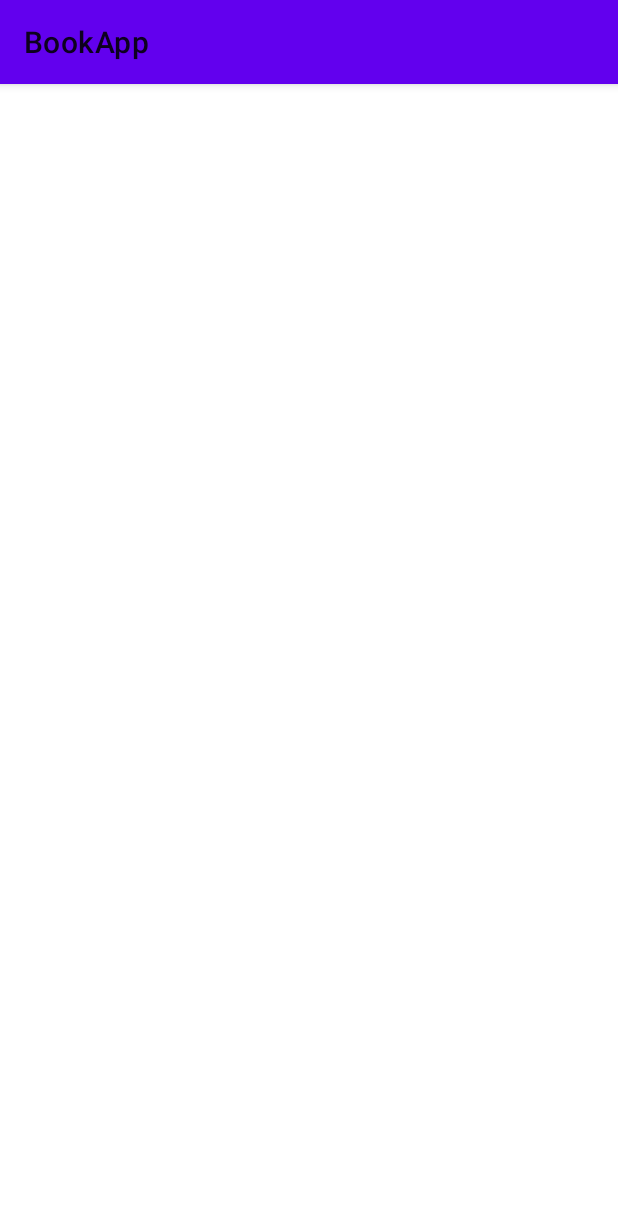
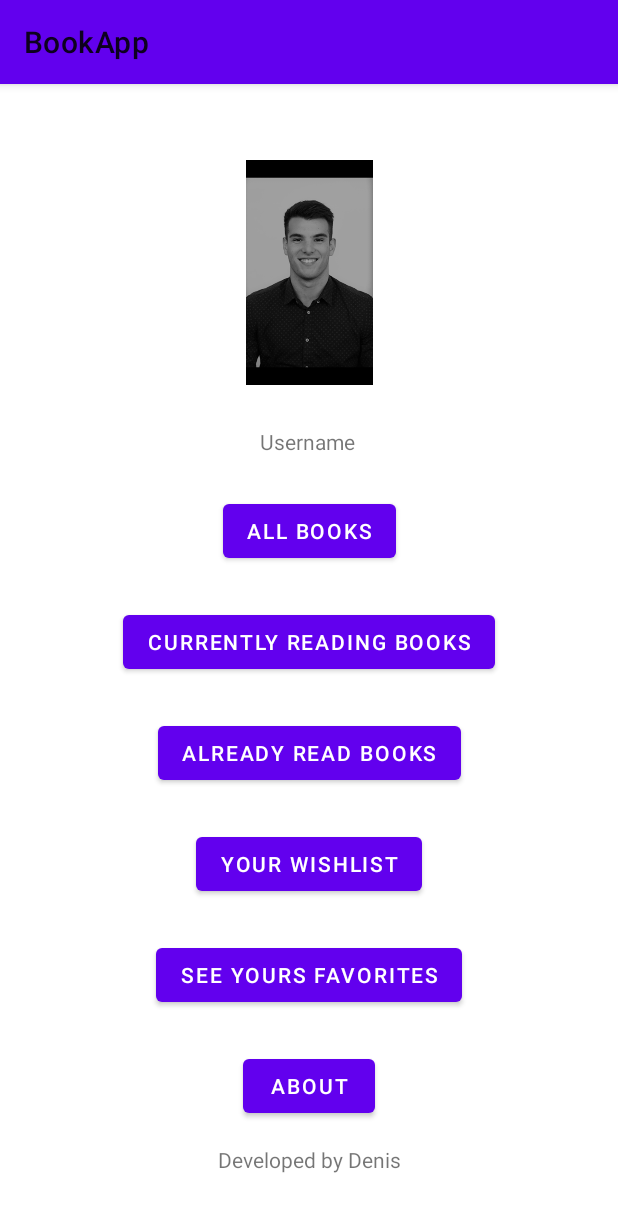
Before and after one commit to Denis-Tojaga/BookApp, an Android app: the screen it shows after launch (MainActivity), on a phone screen of 412 x 824 dp. Shown: the top 1212 px of the screen. Run offline under Robolectric (Android 15) with nearby library versions, the phone set to English and light mode, and no system bars.

Commit message:
First activity design

```diff
--- a/app/build.gradle
+++ b/app/build.gradle
@@ -4,7 +4,7 @@ plugins {
 
 android {
     compileSdkVersion 30
-    buildToolsVersion "31.0.0"
+    buildToolsVersion "30.0.0"
 
     defaultConfig {
         applicationId "com.example.bookapp"
--- a/app/src/main/res/layout/activity_main.xml
+++ b/app/src/main/res/layout/activity_main.xml
@@ -6,22 +6,73 @@
     android:layout_height="match_parent"
     tools:context=".MainActivity">
 
+    <Button
+        android:id="@+id/btnCurrentlyReading"
+        android:layout_width="wrap_content"
+        android:layout_height="wrap_content"
+        android:text="@string/btn_currently_reading_books"
+        app:layout_constraintBottom_toTopOf="@+id/btnAlreadyRead"
+        app:layout_constraintEnd_toEndOf="parent"
+        app:layout_constraintHorizontal_bias="0.5"
+        app:layout_constraintStart_toStartOf="@+id/guideline2"
+        app:layout_constraintTop_toBottomOf="@+id/btnAllBooks" />
+
+    <Button
+        android:id="@+id/btnAlreadyRead"
+        android:layout_width="wrap_content"
+        android:layout_height="wrap_content"
+        android:text="@string/btn_already_read_books"
+        app:layout_constraintBottom_toTopOf="@+id/btnYourWishlist"
+        app:layout_constraintEnd_toEndOf="parent"
+        app:layout_constraintStart_toStartOf="@+id/guideline2"
+        app:layout_constraintTop_toBottomOf="@+id/btnCurrentlyReading" />
+
+    <Button
+        android:id="@+id/btnYourWishlist"
+        android:layout_width="wrap_content"
+        android:layout_height="wrap_content"
+        android:text="@string/btn_your_wishes"
+        app:layout_constraintBottom_toTopOf="@+id/btnSeeFavorites"
+        app:layout_constraintEnd_toEndOf="parent"
+        app:layout_constraintStart_toStartOf="@+id/guideline2"
+        app:layout_constraintTop_toBottomOf="@+id/btnAlreadyRead" />
+
+    <Button
+        android:id="@+id/btnSeeFavorites"
+        android:layout_width="wrap_content"
+        android:layout_height="wrap_content"
+        android:text="@string/btn_see_your_favorites"
+        app:layout_constraintBottom_toTopOf="@+id/btnAbout"
+        app:layout_constraintEnd_toEndOf="parent"
+        app:layout_constraintStart_toStartOf="@+id/guideline2"
+        app:layout_constraintTop_toBottomOf="@+id/btnYourWishlist" />
+
+    <Button
+        android:id="@+id/btnAbout"
+        android:layout_width="wrap_content"
+        android:layout_height="wrap_content"
+        android:layout_marginBottom="50dp"
+        android:text="@string/btn_about"
+        app:layout_constraintBottom_toBottomOf="parent"
+        app:layout_constraintEnd_toEndOf="parent"
+        app:layout_constraintStart_toStartOf="@+id/guideline2"
+        app:layout_constraintTop_toBottomOf="@+id/btnSeeFavorites" />
+
     <ImageView
         android:id="@+id/imgUserPicture"
-        android:layout_width="wrap_content"
-        android:layout_height="wrap_content"
+        android:layout_width="150dp"
+        android:layout_height="150dp"
+        android:src="@mipmap/user_image"
         app:layout_constraintEnd_toEndOf="parent"
-        app:layout_constraintHorizontal_bias="0.41"
         app:layout_constraintStart_toStartOf="@+id/guideline2"
-        app:layout_constraintTop_toTopOf="@+id/guideline3"
-        tools:srcCompat="@tools:sample/avatars" />
+        app:layout_constraintTop_toTopOf="@+id/guideline3" />
 
     <androidx.constraintlayout.widget.Guideline
         android:id="@+id/guideline2"
         android:layout_width="wrap_content"
         android:layout_height="wrap_content"
         android:orientation="vertical"
-        app:layout_constraintGuide_begin="51dp" />
+        app:layout_constraintGuide_begin="0dp" />
 
     <androidx.constraintlayout.widget.Guideline
         android:id="@+id/guideline3"
@@ -29,4 +80,43 @@
         android:layout_height="wrap_content"
         android:orientation="horizontal"
         app:layout_constraintGuide_begin="51dp" />
+
+    <TextView
+        android:id="@+id/txtName"
+        android:layout_width="wrap_content"
+        android:layout_height="wrap_content"
+        android:layout_marginTop="28dp"
+        android:text="Username"
+        app:layout_constraintEnd_toEndOf="parent"
+        app:layout_constraintHorizontal_bias="0.498"
+        app:layout_constraintStart_toStartOf="@+id/guideline2"
+        app:layout_constraintTop_toBottomOf="@+id/imgUserPicture" />
+
+    <Button
+        android:id="@+id/btnAllBooks"
+        android:layout_width="wrap_content"
+        android:layout_height="wrap_content"
+        android:text="@string/btn_all_books"
+        app:layout_constraintBottom_toTopOf="@+id/btnCurrentlyReading"
+        app:layout_constraintEnd_toEndOf="parent"
+        app:layout_constraintStart_toStartOf="@+id/guideline2"
+        app:layout_constraintTop_toBottomOf="@+id/txtName" />
+
+    <androidx.constraintlayout.widget.Guideline
+        android:id="@+id/guideline7"
+        android:layout_width="wrap_content"
+        android:layout_height="wrap_content"
+        android:orientation="horizontal"
+        app:layout_constraintGuide_end="58dp" />
+
+    <TextView
+        android:id="@+id/textView2"
+        android:layout_width="wrap_content"
+        android:layout_height="wrap_content"
+        android:layout_marginTop="15dp"
+        android:text="@string/licence"
+        app:layout_constraintEnd_toEndOf="parent"
+        app:layout_constraintStart_toStartOf="@+id/guideline2"
+        app:layout_constraintTop_toBottomOf="@+id/btnAbout" />
+
 </androidx.constraintlayout.widget.ConstraintLayout>
--- a/app/src/main/res/values/strings.xml
+++ b/app/src/main/res/values/strings.xml
@@ -1,3 +1,10 @@
 <resources>
     <string name="app_name">BookApp</string>
+    <string name="btn_all_books">All books</string>
+    <string name="btn_currently_reading_books">Currently reading books</string>
+    <string name="btn_already_read_books">Already read books</string>
+    <string name="btn_your_wishes">Your Wishlist</string>
+    <string name="btn_see_your_favorites">See yours favorites</string>
+    <string name="btn_about">About</string>
+    <string name="licence">Developed by Denis</string>
 </resources>
```
Also changed, not shown: app/src/main/res/font/BHFF/potpis.png (added), app/src/main/res/font/moon_bold.otf (added), app/src/main/res/font/moon_light.otf (added), app/src/main/res/mipmap-mdpi/user_image.png (added), 2 other files.
